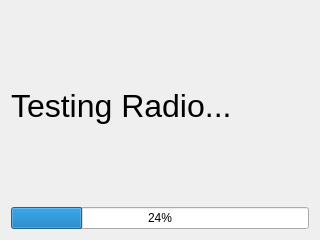
Above: linkbot_internal_dev/forms/radio.ui from BaroboRobotics/linkbot-internal-dev before the change. Below: the same form after it.
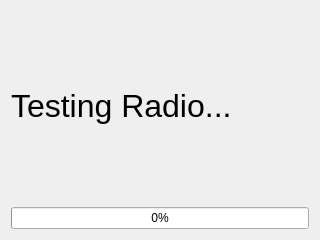
That is the form after the change.

```diff
--- a/linkbot_internal_dev/forms/radio.ui
+++ b/linkbot_internal_dev/forms/radio.ui
@@ -29,7 +29,7 @@
    <item>
     <widget class="QProgressBar" name="progressBar">
      <property name="value">
-      <number>24</number>
+      <number>0</number>
      </property>
     </widget>
    </item>
```
